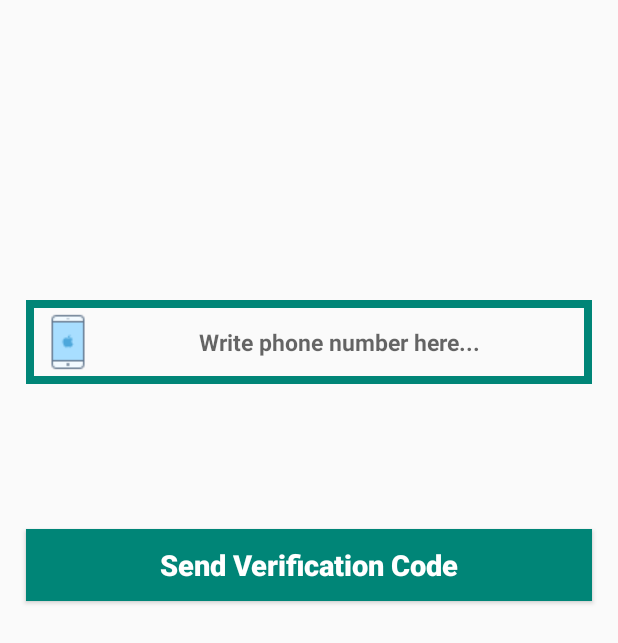
After one commit to Nowe5/AndroidChattingApp, an Android app: the PhoneLoginActivity screen opened directly, with no data from a screen before it, on a phone screen of 412 x 824 dp. The commit adds this screen. Shown: the top 643 px of the screen. Run offline under Robolectric (Android 15) with nearby library versions, the light colour scheme and no system bars.

Commit message:
group chat mesajları, scrollview, Phone Auth

```diff
--- a/app/src/main/AndroidManifest.xml
+++ b/app/src/main/AndroidManifest.xml
@@ -11,7 +11,8 @@
         android:roundIcon="@mipmap/ic_launcher_round"
         android:supportsRtl="true"
         android:theme="@style/AppTheme">
-        <activity android:name=".GroupChatActivity"></activity>
+        <activity android:name=".PhoneLoginActivity"></activity>
+        <activity android:name=".GroupChatActivity" />
         <activity android:name=".SettingsActivity" />
         <activity android:name=".RegisterActivity" />
         <activity android:name=".LoginActivity" />
--- /dev/null
+++ b/app/src/main/java/com/example/a611_windows/PhoneLoginActivity.java
@@ -0,0 +1,44 @@
+package com.example.a611_windows;
+
+import androidx.appcompat.app.AppCompatActivity;
+
+import android.os.Bundle;
+import android.view.View;
+import android.widget.Button;
+import android.widget.EditText;
+
+public class PhoneLoginActivity extends AppCompatActivity {
+
+    private Button SendVerificationButton, VerifyButton;
+    private EditText InputPhoneNumber, InputVerificationCode;
+
+
+    @Override
+    protected void onCreate(Bundle savedInstanceState) {
+        super.onCreate(savedInstanceState);
+        setContentView(R.layout.activity_phone_login);
+
+
+        SendVerificationButton = (Button) findViewById(R.id.send_ver_code_button);
+        VerifyButton= (Button) findViewById(R.id.verify_button);
+        InputPhoneNumber= (EditText) findViewById(R.id.phone_number_input);
+        InputVerificationCode = (EditText) findViewById(R.id.verification_code_input);
+
+
+        SendVerificationButton.setOnClickListener(new View.OnClickListener() {
+            @Override
+            public void onClick(View v) {
+                SendVerificationButton.setVisibility(View.INVISIBLE);
+                InputPhoneNumber.setVisibility(View.INVISIBLE);
+
+                VerifyButton.setVisibility(View.VISIBLE);
+                InputVerificationCode.setVisibility(View.VISIBLE);
+            }
+        });
+    }
+
+
+
+
+
+}
--- a/app/src/main/res/layout/activity_group_chat.xml
+++ b/app/src/main/res/layout/activity_group_chat.xml
@@ -35,7 +35,7 @@
                 android:textColor="@android:color/background_dark"
                 android:layout_marginStart="2dp"
                 android:layout_marginEnd="2dp"
-                android:layout_marginBottom="50dp"/>
+                android:layout_marginBottom="60dp"/>
 
         </LinearLayout>
 
--- /dev/null
+++ b/app/src/main/res/layout/activity_phone_login.xml
@@ -0,0 +1,87 @@
+<?xml version="1.0" encoding="utf-8"?>
+<RelativeLayout xmlns:android="http://schemas.android.com/apk/res/android"
+    xmlns:app="http://schemas.android.com/apk/res-auto"
+    xmlns:tools="http://schemas.android.com/tools"
+    android:layout_width="match_parent"
+    android:layout_height="match_parent"
+    tools:context=".PhoneLoginActivity">
+
+    <EditText
+        android:id="@+id/phone_number_input"
+        android:layout_width="match_parent"
+        android:layout_height="wrap_content"
+        android:layout_alignParentStart="true"
+        android:layout_marginStart="17dp"
+        android:layout_marginEnd="17dp"
+        android:layout_marginTop="200dp"
+        android:background="@drawable/inputs"
+        android:padding="8dp"
+        android:hint="Write phone number here..."
+        android:textAllCaps="false"
+        android:textSize="15dp"
+        android:drawableStart="@drawable/phone"
+        android:textAlignment="center"
+        android:textStyle="bold"
+        />
+
+    <EditText
+        android:id="@+id/verification_code_input"
+        android:layout_width="match_parent"
+        android:layout_height="wrap_content"
+        android:layout_alignParentStart="true"
+        android:layout_marginStart="17dp"
+        android:layout_marginEnd="17dp"
+        android:layout_marginTop="4dp"
+        android:background="@drawable/inputs"
+        android:layout_below="@+id/phone_number_input"
+        android:padding="5dp"
+        android:hint="Write verification code here..."
+        android:textAllCaps="false"
+        android:textSize="15dp"
+        android:drawableStart="@drawable/password"
+        android:textAlignment="center"
+        android:textStyle="bold"
+        android:visibility="invisible"
+        />
+
+    <Button
+        android:id="@+id/send_ver_code_button"
+        android:layout_width="match_parent"
+        android:layout_height="wrap_content"
+        android:text="Send Verification Code"
+        android:textAllCaps="false"
+        android:layout_below="@+id/verification_code_input"
+        android:layout_marginStart="17dp"
+        android:layout_marginEnd="17dp"
+        android:layout_marginTop="34dp"
+        android:background="@drawable/buttons"
+        android:textColor="@android:color/background_light"
+        android:textSize="19dp"
+        android:textAlignment="center"
+        android:textStyle="bold"
+
+
+        />
+
+    <Button
+        android:id="@+id/verify_button"
+        android:layout_width="match_parent"
+        android:layout_height="wrap_content"
+        android:text="Verify"
+        android:textAllCaps="false"
+        android:layout_below="@+id/send_ver_code_button"
+        android:layout_marginStart="17dp"
+        android:layout_marginEnd="17dp"
+        android:layout_marginTop="4dp"
+        android:background="@drawable/buttons"
+        android:textColor="@android:color/background_light"
+        android:textSize="19dp"
+        android:textAlignment="center"
+        android:textStyle="bold"
+        android:visibility="invisible"
+
+        />
+
+
+
+</RelativeLayout>
```
Also changed, not shown: app/src/main/java/com/example/a611_windows/GroupChatActivity.java (+70 -1 lines), app/src/main/java/com/example/a611_windows/LoginActivity.java (+8 -0 lines).
